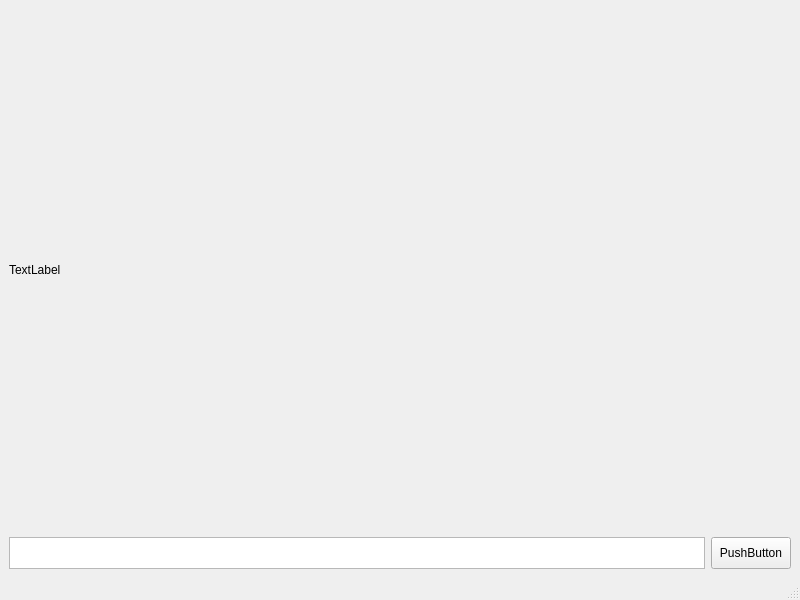
First picture: the form in ffwdemo/mainwindow.ui, repository mvaranda/multimedia, before the edit.
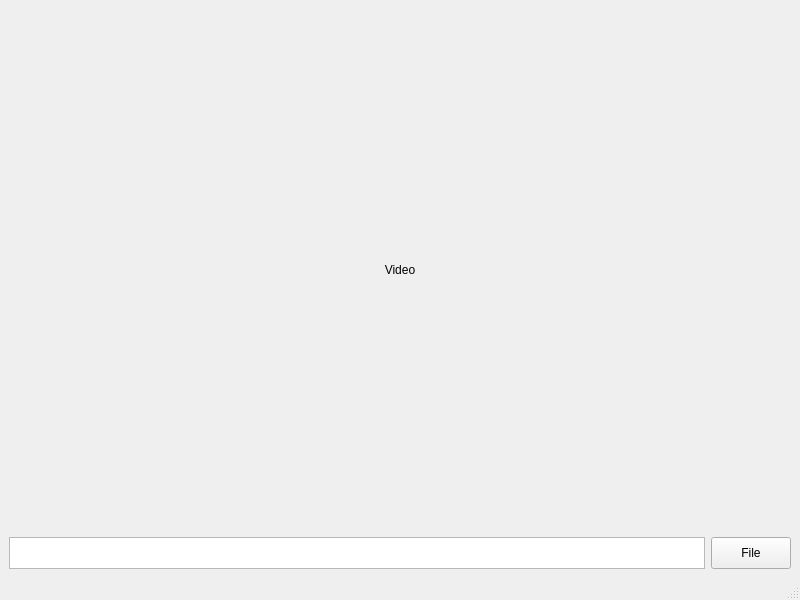
Second picture: the form after the edit.

```diff
--- a/ffwdemo/mainwindow.ui
+++ b/ffwdemo/mainwindow.ui
@@ -28,7 +28,10 @@
            </size>
           </property>
           <property name="text">
-           <string>TextLabel</string>
+           <string>Video</string>
+          </property>
+          <property name="alignment">
+           <set>Qt::AlignCenter</set>
           </property>
          </widget>
         </item>
@@ -53,7 +56,7 @@
              </size>
             </property>
             <property name="text">
-             <string>PushButton</string>
+             <string>File</string>
             </property>
            </widget>
           </item>
```
Left out of the diff: 10 changed lines with no effect on the pictures.
